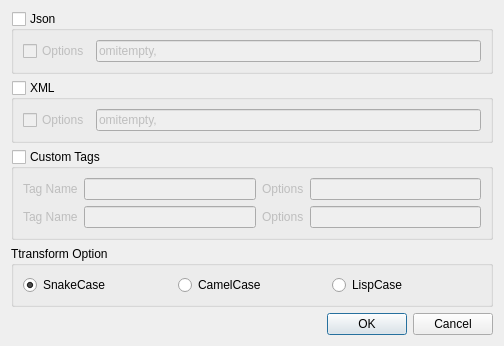
Qt form liteidex/src/plugins/golangedit/goaddtagsdialog.ui (visualfc/liteide) before a commit.
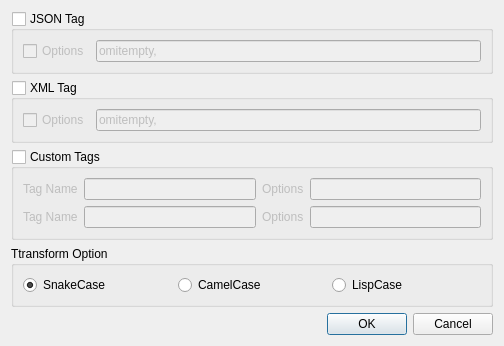
The same form after that commit.

Commit message: golangedit: update remove tag dialog

Patch:
```diff
--- a/liteidex/src/plugins/golangedit/goaddtagsdialog.ui
+++ b/liteidex/src/plugins/golangedit/goaddtagsdialog.ui
@@ -17,7 +17,7 @@
    <item>
     <widget class="QGroupBox" name="jsonGroupBox">
      <property name="title">
-      <string>Json</string>
+      <string>JSON Tag</string>
      </property>
      <property name="checkable">
       <bool>true</bool>
@@ -46,7 +46,7 @@
    <item>
     <widget class="QGroupBox" name="xmlGroupBox">
      <property name="title">
-      <string>XML</string>
+      <string>XML Tag</string>
      </property>
      <property name="checkable">
       <bool>true</bool>
```
The commit also changes 1 other file.
